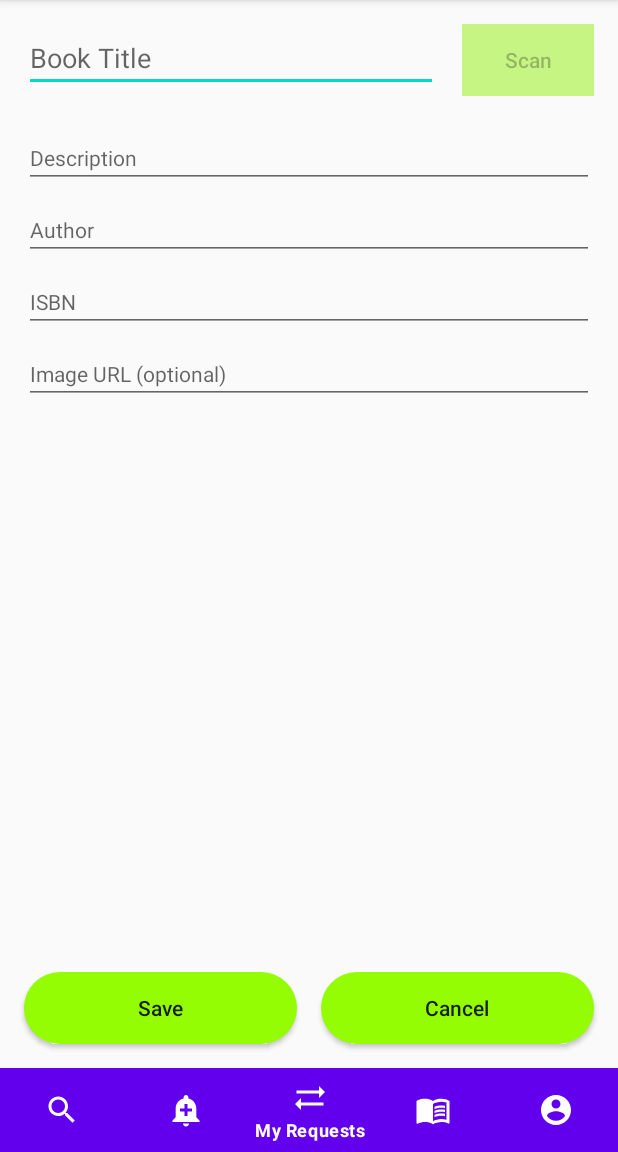
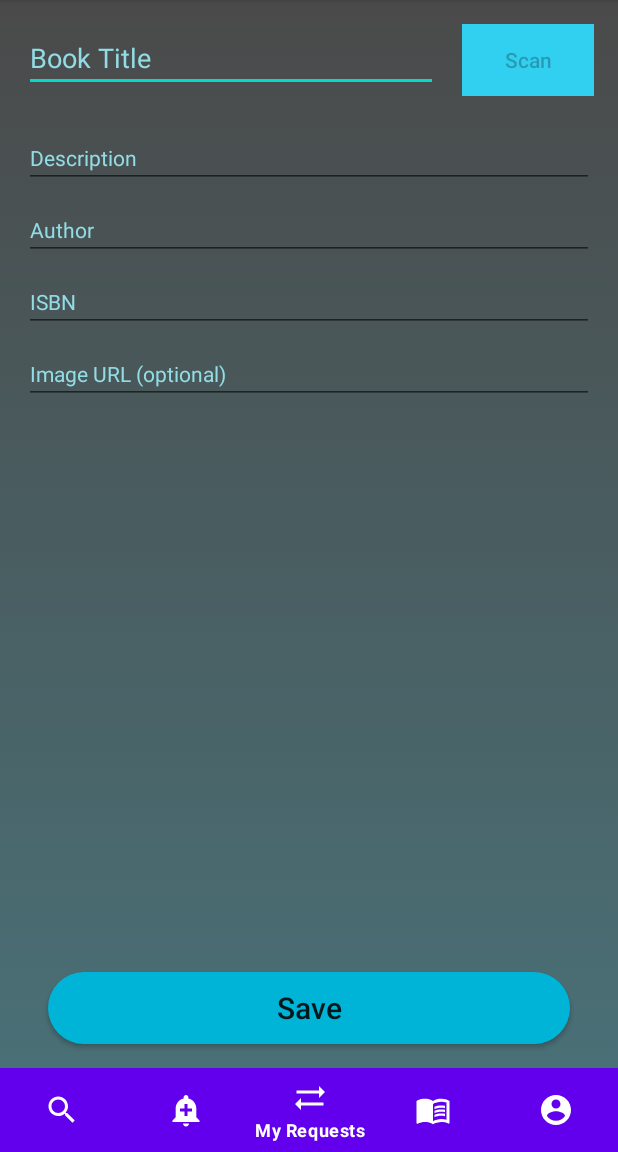
Before and after one commit to CMPUT301F20T05/CriEngine, an Android app: the AddBookActivity screen opened directly, with no data from a screen before it, on a phone screen of 412 x 824 dp, the part 84-1236 px from its top. Run offline under Robolectric (Android 15) with nearby library versions, the phone set to English and light mode, and no system bars; our stand-ins replace Firebase (no records; nobody signed in at launch, a user with empty details on screens opened directly); libraries missing offline, so code that uses them is left out: com.firebase.ui.

Commit message:
feat: new color scheme for about 5 activities

```diff
--- a/client/app/src/main/java/com/example/criengine/Activities/AddBookActivity.java
+++ b/client/app/src/main/java/com/example/criengine/Activities/AddBookActivity.java
@@ -37,7 +37,6 @@ public class AddBookActivity extends AppCompatActivity {
         final DatabaseWrapper dbw = DatabaseWrapper.getWrapper();
 
         // Set buttons and warning field to views
-        final Button cancelButton = findViewById(R.id.newBookCancelButton);
         final Button saveButton = findViewById(R.id.newBookSaveButton);
         final Button scanButton = findViewById(R.id.newBookScanButton);
 
@@ -94,15 +93,6 @@ public class AddBookActivity extends AppCompatActivity {
                 onBackPressed();
             }
         });
-
-        // Goes back to my book activity
-        cancelButton.setOnClickListener(new View.OnClickListener() {
-            @Override
-            public void onClick(View v) {
-                onBackPressed();
-            }
-        });
-
     }
 
     /**
--- /dev/null
+++ b/client/app/src/main/res/drawable/gradient_background.xml
@@ -0,0 +1,12 @@
+<?xml version="1.0" encoding="utf-8"?>
+<selector xmlns:android="http://schemas.android.com/apk/res/android">
+    <item>
+        <shape>
+            <gradient
+                android:angle="90"
+                android:startColor="@color/darker_light_blue"
+                android:endColor="@color/jet_black"
+                android:type="linear"/>
+        </shape>
+    </item>
+</selector>
--- a/client/app/src/main/res/layout/activity_add_book.xml
+++ b/client/app/src/main/res/layout/activity_add_book.xml
@@ -3,6 +3,7 @@
     xmlns:app="http://schemas.android.com/apk/res-auto"
     xmlns:tools="http://schemas.android.com/tools"
     android:layout_width="match_parent"
+    android:background="@drawable/gradient_background"
     android:layout_height="match_parent"
     tools:context=".Activities.AddBookActivity">
 
@@ -13,6 +14,8 @@
         android:layout_marginStart="16dp"
         android:layout_marginTop="16dp"
         android:layout_marginEnd="16dp"
+        android:textColor="@color/sky_blue"
+        android:textColorHint="@color/sky_blue"
         android:ems="10"
         android:hint="@string/book_title_hint"
         android:inputType="textPersonName"
@@ -38,6 +41,8 @@
         android:layout_height="wrap_content"
         android:layout_marginStart="16dp"
         android:layout_marginTop="24dp"
+        android:textColor="@color/sky_blue"
+        android:textColorHint="@color/sky_blue"
         android:layout_marginEnd="16dp"
         android:ems="10"
         android:hint="@string/book_desc_hint"
@@ -53,6 +58,8 @@
         android:layout_height="wrap_content"
         android:layout_marginStart="16dp"
         android:layout_marginTop="8dp"
+        android:textColor="@color/sky_blue"
+        android:textColorHint="@color/sky_blue"
         android:layout_marginEnd="16dp"
         android:ems="10"
         android:hint="@string/book_author_hint"
@@ -68,6 +75,8 @@
         android:layout_height="wrap_content"
         android:layout_marginStart="16dp"
         android:layout_marginTop="8dp"
+        android:textColor="@color/sky_blue"
+        android:textColorHint="@color/sky_blue"
         android:layout_marginEnd="16dp"
         android:ems="10"
         android:hint="@string/book_isbn_hint"
@@ -83,6 +92,8 @@
         android:layout_height="wrap_content"
         android:layout_marginStart="16dp"
         android:layout_marginTop="8dp"
+        android:textColor="@color/sky_blue"
+        android:textColorHint="@color/sky_blue"
         android:layout_marginEnd="16dp"
         android:ems="10"
         android:hint="@string/book_imageurl_hint"
@@ -96,29 +107,16 @@
         android:id="@+id/newBookSaveButton"
         android:layout_width="0dp"
         android:layout_height="wrap_content"
-        android:layout_marginStart="16dp"
-        android:layout_marginEnd="8dp"
+        android:layout_marginStart="32dp"
+        android:layout_marginEnd="32dp"
         android:layout_marginBottom="16dp"
         android:background="@drawable/rounded_button"
         android:text="@string/save_button"
         android:textAllCaps="false"
-        app:layout_constraintBottom_toTopOf="@+id/bottom_navigation_frag"
-        app:layout_constraintEnd_toStartOf="@+id/newBookCancelButton"
-        app:layout_constraintStart_toStartOf="parent" />
-
-    <Button
-        android:id="@+id/newBookCancelButton"
-        android:layout_width="0dp"
-        android:layout_height="wrap_content"
-        android:layout_marginStart="8dp"
-        android:layout_marginEnd="16dp"
-        android:layout_marginBottom="16dp"
-        android:background="@drawable/rounded_button"
-        android:text="@string/cancel_button"
-        android:textAllCaps="false"
+        android:textSize="20sp"
         app:layout_constraintBottom_toTopOf="@+id/bottom_navigation_frag"
         app:layout_constraintEnd_toEndOf="parent"
-        app:layout_constraintStart_toEndOf="@+id/newBookSaveButton" />
+        app:layout_constraintStart_toStartOf="parent" />
 
     <LinearLayout
         android:id="@+id/popupMessage"
@@ -137,7 +135,7 @@
         android:layout_marginStart="16dp"
         android:layout_marginTop="8dp"
         android:layout_marginEnd="16dp"
-        android:textColor="#F30505"
+        android:textColor="@color/warning_text"
         android:textSize="12sp"
         app:layout_constraintEnd_toEndOf="parent"
         app:layout_constraintHorizontal_bias="0.0"
--- a/client/app/src/main/res/layout/activity_my_books.xml
+++ b/client/app/src/main/res/layout/activity_my_books.xml
@@ -3,6 +3,7 @@
     xmlns:app="http://schemas.android.com/apk/res-auto"
     xmlns:tools="http://schemas.android.com/tools"
     android:layout_width="match_parent"
+    android:background="@drawable/gradient_background"
     android:layout_height="match_parent">
 
     <LinearLayout
@@ -27,7 +28,9 @@
             android:gravity="center"
             android:text="@string/my_books_header"
             android:textAlignment="center"
-            android:textSize="30sp" />
+            android:textColor="@color/colorAccent"
+            android:textSize="30sp"
+            android:textStyle="bold" />
 
         <Button
             android:id="@+id/filter_button"
--- a/client/app/src/main/res/layout/activity_my_profile.xml
+++ b/client/app/src/main/res/layout/activity_my_profile.xml
@@ -3,6 +3,7 @@
     xmlns:app="http://schemas.android.com/apk/res-auto"
     xmlns:tools="http://schemas.android.com/tools"
     android:layout_width="match_parent"
+    android:background="@drawable/gradient_background"
     android:layout_height="match_parent"
     android:orientation="vertical">
 
--- a/client/app/src/main/res/layout/list_format.xml
+++ b/client/app/src/main/res/layout/list_format.xml
@@ -11,11 +11,12 @@
     <LinearLayout
         android:layout_width="fill_parent"
         android:layout_height="wrap_content"
-        android:background="@color/item_background"
+        android:background="@color/list_background"
         android:orientation="vertical"
         tools:layout_conversion_absoluteHeight="78dp"
         tools:layout_conversion_absoluteWidth="379dp"
         tools:layout_editor_absoluteX="16dp"
+        android:backgroundTint="@color/sky_blue"
         tools:layout_editor_absoluteY="16dp">
 
         <TextView
--- a/client/app/src/main/res/layout/user_accept_or_reject.xml
+++ b/client/app/src/main/res/layout/user_accept_or_reject.xml
@@ -11,7 +11,7 @@
     <LinearLayout
         android:layout_width="fill_parent"
         android:layout_height="wrap_content"
-        android:background="@color/item_background"
+        android:background="@color/list_background"
         android:orientation="vertical"
         tools:layout_conversion_absoluteHeight="78dp"
         tools:layout_conversion_absoluteWidth="379dp"
--- a/client/app/src/main/res/values/colors.xml
+++ b/client/app/src/main/res/values/colors.xml
@@ -5,19 +5,26 @@
     <color name="colorAccent">#03DAC5</color>
 
     <!--  Button Colors  -->
-    <color name="default_button">#94fc03</color>
-    <color name="focused_button">#76c408</color>
-    <color name="disabled_button">#c6f584</color>
-    <color name="pressed_button">#77a13b</color>
+    <color name="default_button">#00B4D8</color>
+    <color name="focused_button">#00a6c7</color>
+    <color name="disabled_button">#32d0f0</color>
+    <color name="pressed_button">#0090ad</color>
     <color name="safe_seeThrough_button">#32a852</color>
     <color name="danger_seeThrough_button">#a85132</color>
 
-    <!--My Request Activity-->
-    <color name="item_background">#beeeef</color>
+    <!-- My Request Activity-->
     <color name="status_rejected">#8b0000</color>
     <color name="status_accepted">#008b00</color>
 
     <!-- Text color -->
     <color name="red_text">#f55a42</color>
     <color name="blue_text">#035efc</color>
+
+    <!-- App Theme  -->
+    <color name="jet_black">#4a4a4a</color>
+    <color name="sky_blue">#92DCE5</color>
+    <color name="darker_light_blue">#49737a</color>
+    <color name="warning_text">#EEE5E9</color>
+    <color name="list_background">#7c7c7c</color>
+
 </resources>
```
Also changed, not shown: client/app/src/main/res/layout/activity_login.xml (+9 -1 lines), client/app/src/main/res/layout/component_profile.xml (+20 -0 lines), client/app/src/main/res/layout/register_account.xml (+14 -1 lines).
